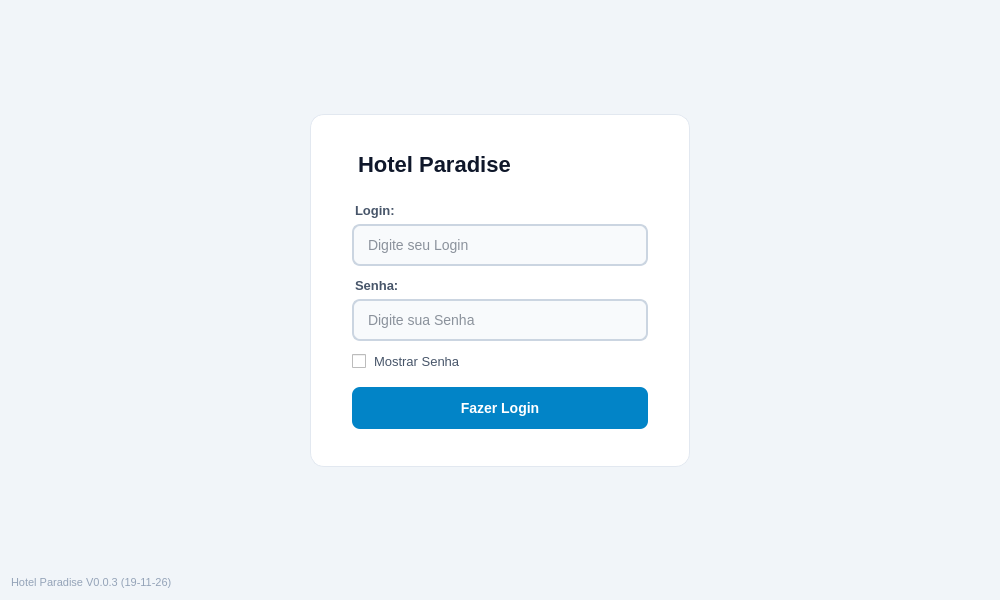
Old version of the form logindialog.ui in the repository JairCosta00/Sistema-de-Reservas-Rede-de-Hot-is-Paradise.
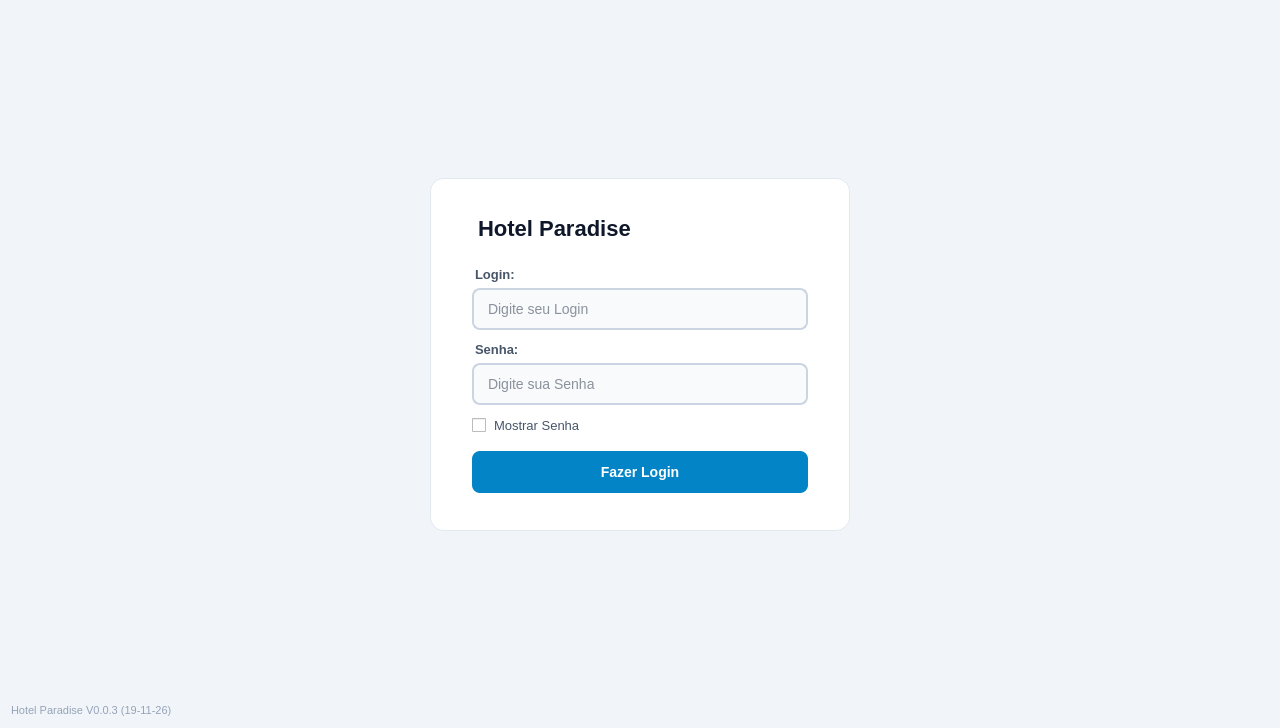
New version of the form.

Patch:
```diff
--- a/logindialog.ui
+++ b/logindialog.ui
@@ -6,8 +6,8 @@
    <rect>
     <x>0</x>
     <y>0</y>
-    <width>1000</width>
-    <height>600</height>
+    <width>1280</width>
+    <height>728</height>
    </rect>
   </property>
   <property name="windowTitle">
```
